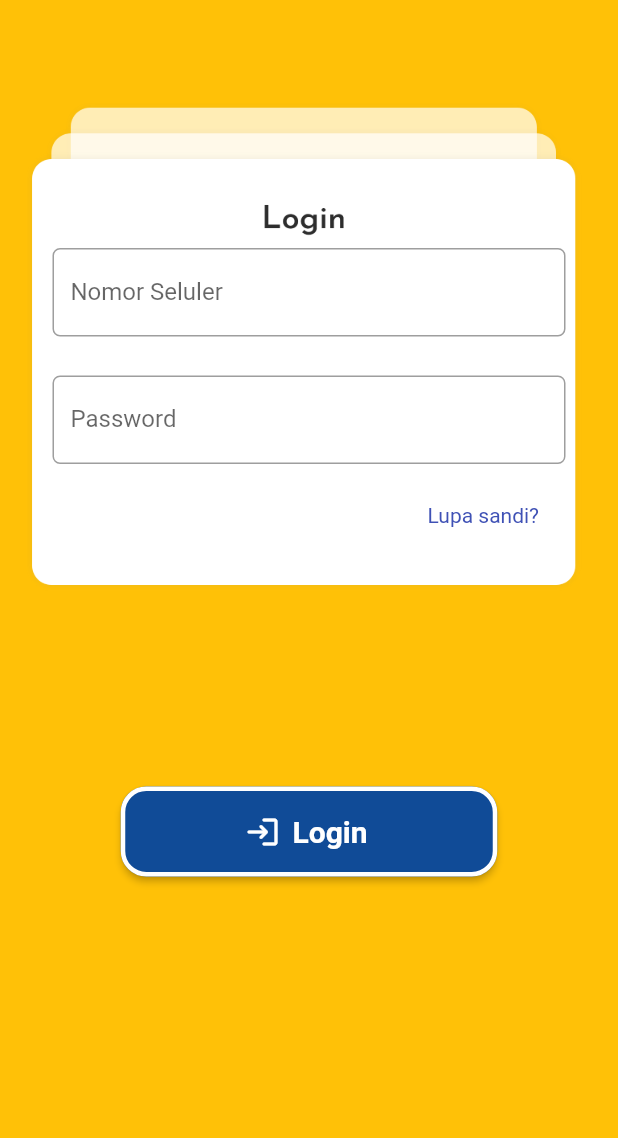
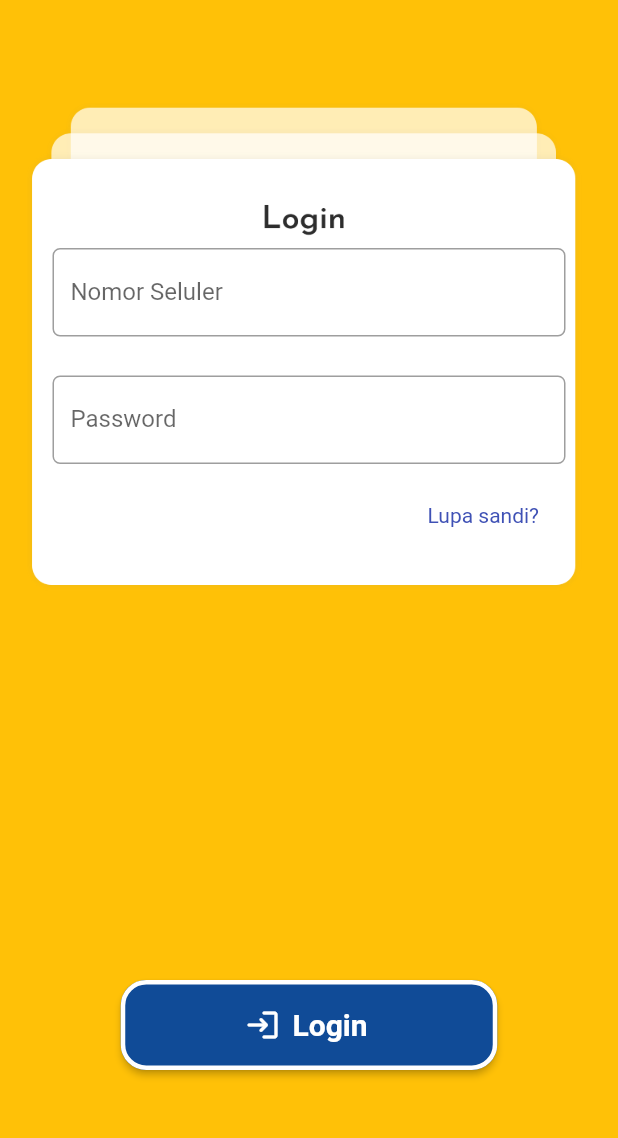
Before and after one commit to 154-5WH/flutter-magang-2, a Flutter app: the screen it shows after launch, on a phone screen of 412 x 824 dp, the part 76-1214 px from its top. Run offline on Flutter 3.47's test engine with Material 2 defaults, Android fonts, the phone set to English and light mode, and no system bars.

Commit message:
update biasa

```diff
--- a/lib/page/failed.dart
+++ b/lib/page/failed.dart
@@ -36,7 +36,7 @@
                 bottom: 10,
               ),
               child: Text(
-                "Yeey !",
+                "Maaf !",
                 style: TextStyle(
                     fontSize: 25,
                     fontWeight: FontWeight.normal,
--- a/lib/utils/loginutils.dart
+++ b/lib/utils/loginutils.dart
@@ -17,10 +17,12 @@
           left: 15.0,
           right: 15.0,
         ),
-        child: Stack(children: [
+        child: Column(
+          children: [
+            Stack(children: [
               Image.asset(
                 "assets/Group 202.png",
-            height: 815,
+                height: 338,
                 width: 375,
                 alignment: Alignment.topCenter,
               ),
@@ -74,9 +76,10 @@
                   style: TextStyle(color: Colors.indigo),
                 ),
               ),
+            ]),
             Padding(
               padding: const EdgeInsets.only(
-              top: 270,
+                top: 250,
                 right: 0,
                 left: 0,
               ),
@@ -88,7 +91,8 @@
                       onPressed: () {
                         Navigator.push(
                           context,
-                        MaterialPageRoute(builder: (context) => const Notice()),
+                          MaterialPageRoute(
+                              builder: (context) => const Notice()),
                         );
                       },
                       icon: const Icon(
@@ -111,6 +115,7 @@
                     )),
               ),
             )
-        ]));
+          ],
+        ));
   }
 }
--- a/lib/utils/theme.dart
+++ b/lib/utils/theme.dart
@@ -26,7 +26,7 @@
     backgroundColor: Colors.amber,
     title: Image.asset(
       "assets/logo.png",
-      height: 42,
+      height: 45,
       width: 105,
     ),
   );
```
Lines whose indentation alone changed are shown as unchanged.
